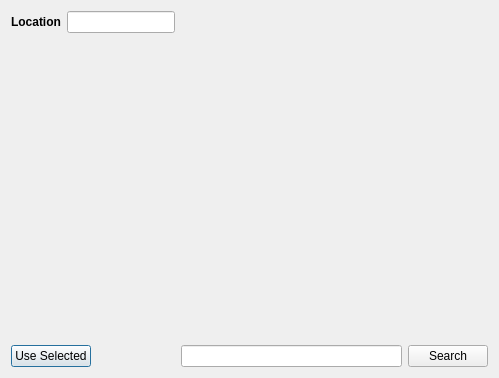
Qt form GUI_Windows/MapsDialog.ui (AmateurRadioTelescopeSystem/RadioTelescope_Controller) before a commit.
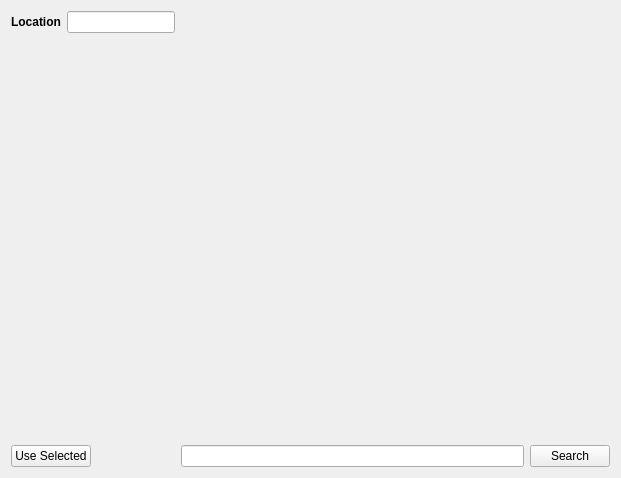
The same form after that commit.

Patch:
```diff
--- a/GUI_Windows/MapsDialog.ui
+++ b/GUI_Windows/MapsDialog.ui
@@ -9,8 +9,8 @@
    <rect>
     <x>0</x>
     <y>0</y>
-    <width>499</width>
-    <height>377</height>
+    <width>621</width>
+    <height>477</height>
    </rect>
   </property>
   <property name="windowTitle">
@@ -46,7 +46,7 @@
      <property name="minimumSize">
       <size>
        <width>400</width>
-       <height>300</height>
+       <height>400</height>
       </size>
      </property>
     </widget>
@@ -56,6 +56,9 @@
      <property name="text">
       <string>Use Selected</string>
      </property>
+     <property name="autoDefault">
+      <bool>false</bool>
+     </property>
     </widget>
    </item>
    <item row="2" column="1">
@@ -68,6 +71,9 @@
        <property name="text">
         <string>Search</string>
        </property>
+       <property name="autoDefault">
+        <bool>false</bool>
+       </property>
       </widget>
      </item>
     </layout>
```
Left out of the diff: 11 changed lines with no effect on the pictures.
